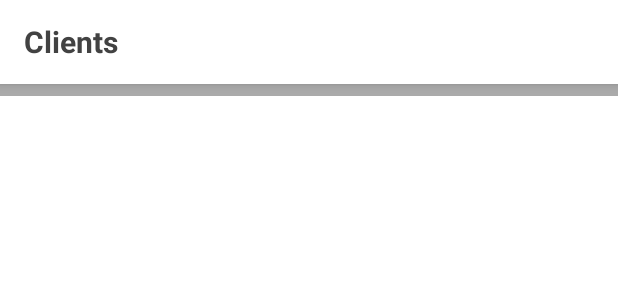
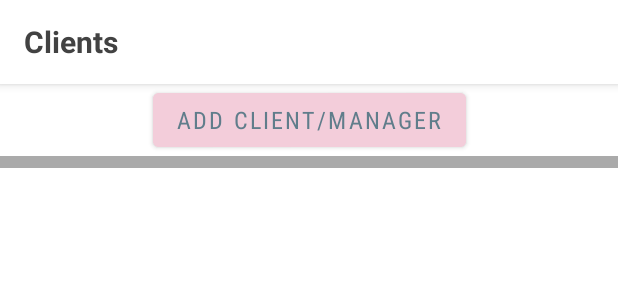
Before and after one commit to appeldaniel1998/ABM, an Android app: the layout activity_clients_main.xml on its own in the app's theme, with its tools: preview values and no code run, on a phone screen of 412 x 824 dp. Shown: the top 300 px of the screen. Run offline under Robolectric (Android 15) with nearby library versions, the phone set to English and light mode, and no system bars.

Commit message:
In progress - adding "add client"

```diff
--- a/app/src/main/java/com/example/abm/LoginAndRegistration/BirthdayDatePicker.java
+++ b/app/src/main/java/com/example/abm/LoginAndRegistration/BirthdayDatePicker.java
@@ -1,5 +1,6 @@
 package com.example.abm.LoginAndRegistration;
 
+import android.app.Activity;
 import android.app.DatePickerDialog;
 import android.widget.TextView;
 
@@ -26,7 +27,7 @@ public class BirthdayDatePicker {
         return makeDateString(day, month, year);
     }
 
-    public static DatePickerDialog initDatePicker(TextView birthdayDate, LogReg_RegisterActivity logReg_registerActivity) {
+    public static DatePickerDialog initDatePicker(TextView birthdayDate, Activity activity) {
         DatePickerDialog.OnDateSetListener dateSetListener = (datePicker, year, month, day) -> {
             month = month + 1;
             String date = makeDateString(day, month, year);
@@ -40,7 +41,7 @@ public class BirthdayDatePicker {
 
         int style = android.R.style.Theme_DeviceDefault_Light_Dialog; //Can change style at will
 
-        return new DatePickerDialog(logReg_registerActivity, style, dateSetListener, year, month, day);
+        return new DatePickerDialog(activity, style, dateSetListener, year, month, day);
 //        datePickerDialog.getDatePicker().setMaxDate(System.currentTimeMillis());  // Can set max/min date with this line of code
     }
 
--- a/app/src/main/java/com/example/abm/LoginAndRegistration/LogReg_RegisterActivity.java
+++ b/app/src/main/java/com/example/abm/LoginAndRegistration/LogReg_RegisterActivity.java
@@ -44,6 +44,8 @@ public class LogReg_RegisterActivity extends BaseActivity {
         address = findViewById(R.id.address);
         password = findViewById(R.id.password);
         retypePassword = findViewById(R.id.retypePassword);
+        findViewById(R.id.AppBar).setVisibility(View.GONE);
+        findViewById(R.id.isManagerCheckBox).setVisibility(View.GONE);
 
 
         register = findViewById(R.id.registerButton);
--- a/app/src/main/res/layout/activity_cart_main.xml
+++ b/app/src/main/res/layout/activity_cart_main.xml
@@ -39,9 +39,9 @@
     </androidx.constraintlayout.widget.ConstraintLayout>
 
     <com.google.android.material.navigation.NavigationView
+        android:id="@+id/nav_view"
         android:layout_width="wrap_content"
         android:layout_height="match_parent"
-        app:menu="@menu/nav_menu"
-        android:id="@+id/nav_view"
-        android:layout_gravity="start"/>
+        android:layout_gravity="start"
+        app:menu="@menu/nav_menu" />
 </androidx.drawerlayout.widget.DrawerLayout>
--- a/app/src/main/res/layout/activity_clients_main.xml
+++ b/app/src/main/res/layout/activity_clients_main.xml
@@ -7,7 +7,7 @@
     android:layout_height="match_parent"
     tools:context=".Clients.ClientsMainActivity">
 
-    <RelativeLayout
+    <androidx.constraintlayout.widget.ConstraintLayout
         android:layout_width="match_parent"
         android:layout_height="wrap_content">
 
@@ -26,7 +26,7 @@
                 android:background="@android:color/white">
 
                 <TextView
-                    android:layout_width="match_parent"
+                    android:layout_width="wrap_content"
                     android:layout_height="wrap_content"
                     android:text="@string/clients"
                     android:textColor="@color/cardview_dark_background"
@@ -35,16 +35,32 @@
             </androidx.appcompat.widget.Toolbar>
         </com.google.android.material.appbar.AppBarLayout>
 
+        <Button
+            android:id="@+id/addClient"
+            android:layout_width="wrap_content"
+            android:layout_height="wrap_content"
+            android:layout_below="@+id/AppBar"
+            android:backgroundTint="#F8F3CDDA"
+            android:fontFamily="sans-serif-condensed"
+            android:shadowColor="#E91E63"
+            android:text="@string/add_client_manager"
+            android:textColor="#607D8B"
+            android:textSize="16sp"
+            app:layout_constraintEnd_toEndOf="parent"
+            app:layout_constraintStart_toStartOf="parent"
+            app:layout_constraintTop_toBottomOf="@+id/AppBar" />
+
         <androidx.recyclerview.widget.RecyclerView
             android:id="@+id/recyclerViewClients"
             android:layout_width="match_parent"
             android:layout_height="wrap_content"
-            android:layout_below="@id/AppBar"
+            android:layout_below="@id/addClient"
             android:background="@android:color/darker_gray"
             android:padding="4dp"
-            android:scrollbars="vertical" />
+            android:scrollbars="vertical"
+            app:layout_constraintTop_toBottomOf="@+id/addClient" />
 
-    </RelativeLayout>
+    </androidx.constraintlayout.widget.ConstraintLayout>
 
     <com.google.android.material.navigation.NavigationView
         android:id="@+id/nav_view"
--- a/app/src/main/res/layout/activity_logreg_login_or_register.xml
+++ b/app/src/main/res/layout/activity_logreg_login_or_register.xml
@@ -79,6 +79,6 @@
         android:layout_width="wrap_content"
         android:layout_height="match_parent"
         android:layout_gravity="start"
-        app:menu="@menu/nav_menu"
-        app:headerLayout="@layout/utils_navigation_drawer_header"/>
+        app:headerLayout="@layout/utils_navigation_drawer_header"
+        app:menu="@menu/nav_menu" />
 </androidx.drawerlayout.widget.DrawerLayout>
--- a/app/src/main/res/values/strings_clients.xml
+++ b/app/src/main/res/values/strings_clients.xml
@@ -6,4 +6,5 @@
     <string name="birthday">Birthday:</string>
     <string name="phone_number_colon">Phone Number:</string>
     <string name="address_colon">Address:</string>
+    <string name="add_client_manager">Add Client/Manager</string>
 </resources>
--- a/app/src/main/res/values/strings_log_reg.xml
+++ b/app/src/main/res/values/strings_log_reg.xml
@@ -10,4 +10,5 @@
     <string name="phone_number">Phone Number</string>
     <string name="address">Address (Optional)</string>
     <string name="birthday_text">Your birthday:</string>
+    <string name="is_a_manager">Is a Manager</string>
 </resources>
```
Also changed, not shown: app/src/main/AndroidManifest.xml (+7 -0 lines), app/src/main/java/com/example/abm/Clients/ClientsCreateClient.java (added, +56 -0 lines), app/src/main/java/com/example/abm/Clients/ClientsMainActivity.java (+12 -0 lines), app/src/main/res/layout/activity_logreg_register.xml (+47 -6 lines).
